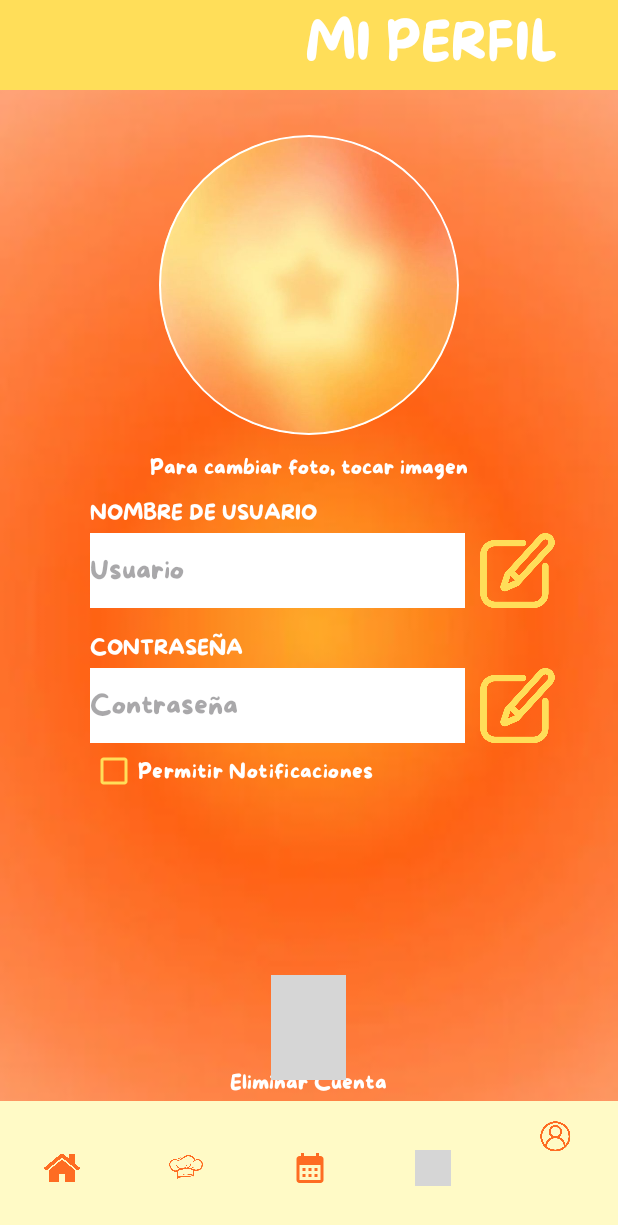
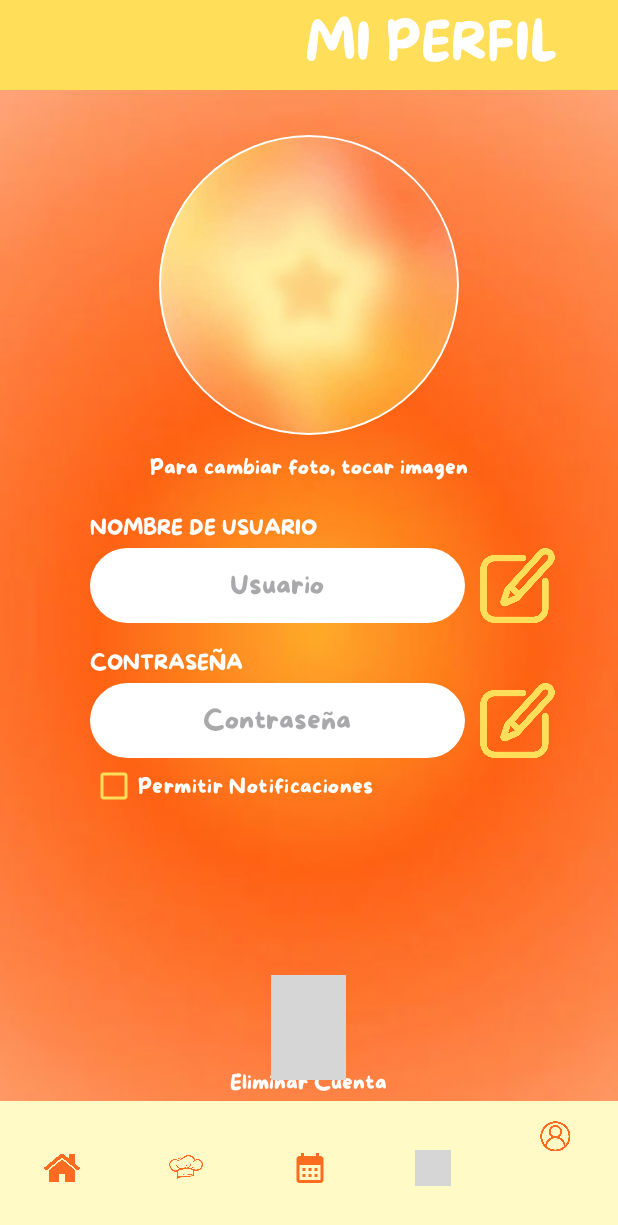
Before and after one commit to fely-06/PROYECTO-MOVIL, an Android app: the PantallaPrincipal screen opened directly, with no data from a screen before it, item 5 of the bottom bar chosen, on a phone screen of 412 x 824 dp. Shown: the top 1225 px of the screen. Run offline under Robolectric (Android 15) with nearby library versions, the phone set to English and light mode, and no system bars; our stand-ins replace navigation-ui; grey boxes are pictures that could not be loaded.

Commit message:
Termino de diseno de perfil

```diff
--- a/app/src/main/java/com/example/smartmealsproyecto/MainActivity.kt
+++ b/app/src/main/java/com/example/smartmealsproyecto/MainActivity.kt
@@ -28,7 +28,6 @@ class MainActivity : AppCompatActivity() {
         val BotonLogin = findViewById<Button>(R.id.BotonLogin)
 
         BotonLogin.setOnClickListener {
-            // Abre la nueva Activity
             val intent = Intent(this, PantallaPrincipal::class.java)
             startActivity(intent)
         }
--- a/app/src/main/java/com/example/smartmealsproyecto/PantallaPrincipal.kt
+++ b/app/src/main/java/com/example/smartmealsproyecto/PantallaPrincipal.kt
@@ -19,7 +19,7 @@ class PantallaPrincipal : AppCompatActivity() {
         setContentView(R.layout.activity_pantalla_principal)
         binding = ActivityPantallaPrincipalBinding.inflate(layoutInflater)
         setContentView(binding.root)
-
+        fragmentos(Home())
         binding.bottomNavigation.setOnItemSelectedListener{
             when(it.itemId){
                 R.id.homeFragment->fragmentos(Home())
--- /dev/null
+++ b/app/src/main/res/drawable/editext_redondeado.xml
@@ -0,0 +1,10 @@
+<?xml version="1.0" encoding="utf-8"?>
+    <shape xmlns:android="http://schemas.android.com/apk/res/android"
+        android:shape="rectangle">
+
+
+        <solid android:color = "@color/white" />
+        <corners android:radius="60dp" />
+
+
+    </shape>
--- a/app/src/main/res/layout/fragment_perfil.xml
+++ b/app/src/main/res/layout/fragment_perfil.xml
@@ -62,7 +62,7 @@
     <TextView
         android:layout_width="wrap_content"
         android:layout_height="wrap_content"
-        android:layout_marginTop="330dp"
+        android:layout_marginTop="340dp"
         android:fontFamily="@font/ms"
         android:text="NOMBRE DE USUARIO"
         android:textAlignment="center"
@@ -73,16 +73,17 @@
     <LinearLayout
         android:layout_width="wrap_content"
         android:layout_height="wrap_content"
-        android:layout_marginTop="355dp"
+        android:layout_marginTop="365dp"
         android:layout_marginLeft="60dp">
 
         <EditText
             android:layout_width="250dp"
             android:layout_height="50dp"
-            android:background="@color/white"
-            android:shadowRadius="@integer/material_motion_duration_medium_1"
+            android:background="@drawable/editext_redondeado"
             android:hint="Usuario"
             android:fontFamily="@font/ms"
+            android:textAlignment="center"
+
             />
         <ImageButton
             android:layout_width="50dp"
@@ -100,7 +101,7 @@
     <TextView
         android:layout_width="wrap_content"
         android:layout_height="wrap_content"
-        android:layout_marginTop="420dp"
+        android:layout_marginTop="430dp"
         android:fontFamily="@font/ms"
         android:text="CONTRASEÑA"
         android:textAlignment="center"
@@ -111,15 +112,15 @@
     <LinearLayout
         android:layout_width="wrap_content"
         android:layout_height="wrap_content"
-        android:layout_marginTop="445dp"
+        android:layout_marginTop="455dp"
         android:layout_marginLeft="60dp">
 
         <EditText
             android:layout_width="250dp"
             android:layout_height="50dp"
-            android:background="@color/white"
-            android:shadowRadius="@integer/material_motion_duration_medium_1"
+            android:background="@drawable/editext_redondeado"
             android:hint="Contraseña"
+            android:textAlignment="center"
             android:fontFamily="@font/ms"
             />
         <ImageButton
@@ -141,7 +142,7 @@
         android:textColor="@color/white"
         android:text="Permitir Notificaciones"
         android:buttonTint="@color/amarillo"
-        android:layout_marginTop="490dp"
+        android:layout_marginTop="500dp"
         android:layout_marginLeft="60dp"
         android:fontFamily="@font/ms"
         />
```
Also changed, not shown: app/src/main/res/layout/fragment_calendario.xml (+16 -4 lines), app/src/main/res/layout/fragment_home.xml (+18 -8 lines), app/src/main/res/layout/fragment_inventario.xml (+16 -4 lines), app/src/main/res/layout/fragment_recetas.xml (+17 -4 lines), 1 other file.
